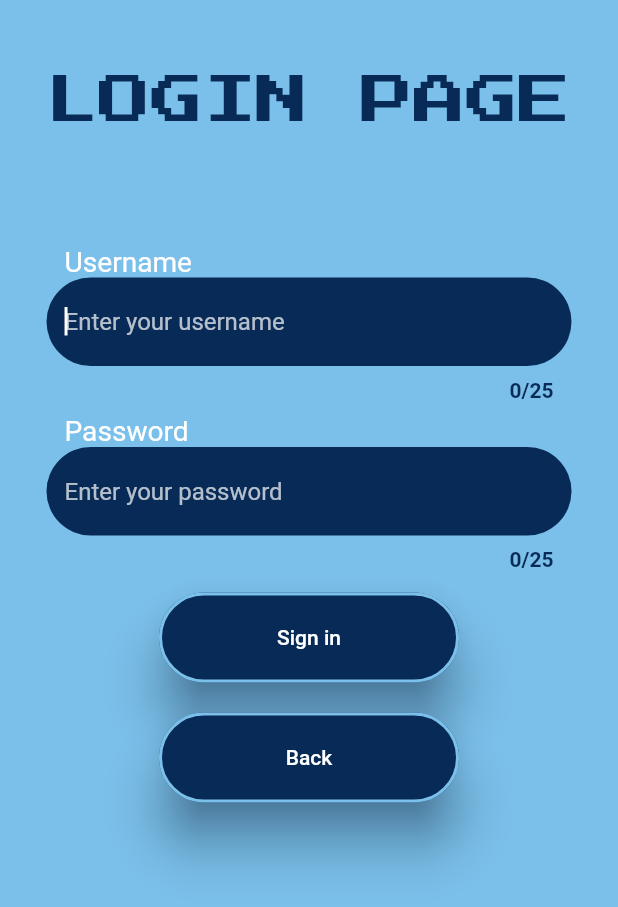
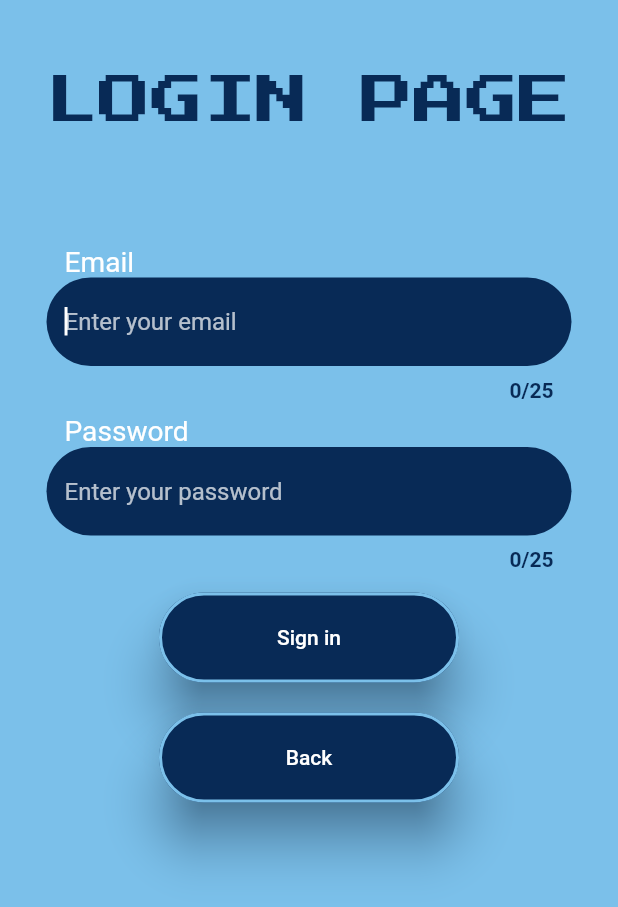
Before and after one commit to jpveloso/RunBruinRun, a Flutter app: the SignUpPage screen opened directly, after a tap on "Sign up", after a tap on "Login Page", on a phone screen of 412 x 824 dp. Shown: the top 907 px of the screen. Run offline on Flutter 3.47's test engine with Material 2 defaults, Android fonts, the phone set to English and light mode, and no system bars; our stand-ins replace firebase_auth, firebase_core; accounts and stored records are empty; statements that could not run were skipped.

Commit message:
Working on Authentication of Login and Sign up fields.

```diff
--- a/lib/screens/usercredentialpages/login_page.dart
+++ b/lib/screens/usercredentialpages/login_page.dart
@@ -6,37 +6,48 @@ import 'package:run_bruin_run/styles.dart';
 
 class LoginPage extends StatefulWidget {
   const LoginPage({super.key});
+
   @override
   State<LoginPage> createState() => _LoginPageState();
 }
 
 class _LoginPageState extends State<LoginPage> {
   final _emailFieldController = TextEditingController();
-  final _usernameFieldController = TextEditingController();
+
+  // final _usernameFieldController = TextEditingController();
   final _passwordFieldController = TextEditingController();
   final GlobalKey<FormState> _formKey = GlobalKey<FormState>();
+
+  bool userNotFound = false;
+  bool wrongPassword = false;
+
   String _errorMessage = '';
 
   @override
   void dispose() {
     //Release memory allocated to the fields after the page is removed
     _emailFieldController.dispose();
-    _usernameFieldController.dispose();
+    // _usernameFieldController.dispose();
     _passwordFieldController.dispose();
     super.dispose();
   }
+
   // Sign in the user with the email and password provided
   Future<void> _signInWithEmailAndPassword() async {
+    final navigator = Navigator.of(context);
     try {
-      final UserCredential userCredential = await FirebaseAuth.instance.signInWithEmailAndPassword(
+      final UserCredential userCredential =
+          await FirebaseAuth.instance.signInWithEmailAndPassword(
         email: _emailFieldController.text.trim(),
         password: _passwordFieldController.text.trim(),
       );
       // Navigate to home screen or another authenticated screen
-      Navigator.pushReplacement(
-        context,
-        MaterialPageRoute(builder: (context) => MainMenuPage()),
-      );
+      navigator.pushReplacement(
+          MaterialPageRoute(builder: (context) => const MainMenuPage()));
+      // Navigator.pushReplacement(
+      //   context,
+      //   MaterialPageRoute(builder: (context) => const MainMenuPage()),
+      // );
     } on FirebaseAuthException catch (e) {
       if (e.code == 'user-not-found') {
         _errorMessage = 'No user found with that email address.';
@@ -45,12 +56,12 @@ class _LoginPageState extends State<LoginPage> {
       } else {
         _errorMessage = 'An error occurred. Please try again later.';
       }
-      setState(() {});
     }
   }
+
   @override
   Widget build(BuildContext context) {
-    return Form (
+    return Form(
         key: _formKey,
         child: Scaffold(
             resizeToAvoidBottomInset: false,
@@ -73,11 +84,19 @@ class _LoginPageState extends State<LoginPage> {
                     width: 350,
                     height: 200,
                     child: Column(children: [
-                      inputTextFormFieldStyle("Username", "Enter your username",
-                          _emailFieldController),
+                      inputTextFormFieldStyle(
+                          "Email",
+                          "Enter your email",
+                          _emailFieldController,
+                          userNotFound
+                              ? 'No user found with that email address.'
+                              : null),
                       const SizedBox(height: 30),
-                      passwordTextFormFieldStyle("Password",
-                          "Enter your password", _passwordFieldController),
+                      passwordTextFormFieldStyle(
+                          "Password",
+                          "Enter your password",
+                          _passwordFieldController,
+                          wrongPassword ? 'Incorrect password.' : null),
                     ]),
                   ),
                   const SizedBox(height: 10),
@@ -97,14 +116,15 @@ class _LoginPageState extends State<LoginPage> {
                           // },
                           onPressed: () {
                             if (_formKey.currentState?.validate() ?? false) {
-                                _signInWithEmailAndPassword();//.then((value){
+                              _signInWithEmailAndPassword(); //.then((value){
                               //         Navigator.push(
                               //           context,
                               //         MaterialPageRoute(
                               //           builder: (context) =>
                               //             const MainMenuPage()));
                               //  });
-                            }},
+                            }
+                          },
                           child: const Text(
                             'Sign in',
                             style: TextStyle(),
--- a/lib/screens/usercredentialpages/signup_page.dart
+++ b/lib/screens/usercredentialpages/signup_page.dart
@@ -15,6 +15,10 @@ class _SignUpPageState extends State<SignUpPage> {
   final _usernameFieldController = TextEditingController();
   final _passwordFieldController = TextEditingController();
   final _retypePasswordFieldController = TextEditingController();
+
+  bool weakPassword = false;
+  bool emailExists = false;
+
   //final _formKey = GlobalKey<FormState>();
   final GlobalKey<FormState> _formKey = GlobalKey<FormState>();
 
@@ -34,8 +38,8 @@ class _SignUpPageState extends State<SignUpPage> {
         resizeToAvoidBottomInset: false,
         backgroundColor: lightBruinBlue,
         body: Center(
-        child: Form(
-        key: _formKey,
+            child: Form(
+          key: _formKey,
           child: Column(
             mainAxisAlignment: MainAxisAlignment.start,
             children: [
@@ -54,16 +58,26 @@ class _SignUpPageState extends State<SignUpPage> {
                 height: 380,
                 child: Column(children: [
                   inputTextFormFieldStyle(
-                      "Email", "enter email", _emailFieldController),
+                      "Email",
+                      "enter email",
+                      _emailFieldController,
+                      emailExists
+                          ? 'The account already exists for that email.'
+                          : null),
                   const SizedBox(height: 10),
                   inputTextFormFieldStyle(
                       "Username", "enter username", _usernameFieldController),
                   const SizedBox(height: 10),
                   passwordTextFormFieldStyle(
-                      "Password", "enter password", _passwordFieldController),
+                      "Password",
+                      "enter password",
+                      _passwordFieldController,
+                      weakPassword
+                          ? 'The password provided is too weak.'
+                          : null),
                   const SizedBox(height: 10),
-                  passwordTextFormFieldStyle("Retype Password", "retype password",
-                      _retypePasswordFieldController),
+                  passwordTextFormFieldStyle("Retype Password",
+                      "retype password", _retypePasswordFieldController),
                 ]),
               ),
               Wrap(
@@ -106,19 +120,26 @@ class _SignUpPageState extends State<SignUpPage> {
           ),
         )));
   }
+
   void _signUp() async {
-
+    //New Navigator to get rid of Linter warninglines
+    final navigator = Navigator.of(context);
     try {
       UserCredential userCredential =
-      await FirebaseAuth.instance.createUserWithEmailAndPassword(
+          await FirebaseAuth.instance.createUserWithEmailAndPassword(
         email: _emailFieldController.text,
         password: _passwordFieldController.text,
       );
       // User is signed up, navigate to home page
-      Navigator.pushReplacement(
-        context,
-        MaterialPageRoute(builder: (context) => LoginPage()),
-      );
+      //New Navigator to get rid of Linter warninglines
+      navigator.pushReplacement(
+          MaterialPageRoute(builder: (context) => const LoginPage()));
+
+      //Old implementation of ^^^
+      // Navigator.pushReplacement(
+      //   context,
+      //   MaterialPageRoute(builder: (context) => const LoginPage()),
+      // );
     } on FirebaseAuthException catch (e) {
       if (e.code == 'weak-password') {
         print('The password provided is too weak.');
--- a/lib/styles.dart
+++ b/lib/styles.dart
@@ -47,8 +47,8 @@ ButtonStyle getSmallSquaredButtonStyle() {
 }
 
 //Input Pages Login/Signup
-TextFormField inputTextFormFieldStyle(
-    String? labelText, String? hintText, TextEditingController? controller) {
+TextFormField inputTextFormFieldStyle(String? labelText, String? hintText,
+    TextEditingController? controller, String? errorText) {
   return TextFormField(
     autovalidateMode: AutovalidateMode.onUserInteraction,
     validator: (value) {
@@ -67,6 +67,7 @@ TextFormField inputTextFormFieldStyle(
     decoration: InputDecoration(
       floatingLabelBehavior: FloatingLabelBehavior.always,
       counterStyle: counterTextStyle(),
+      errorText: errorText,
       errorStyle: const TextStyle(
           fontSize: 14.0, color: darkBruinBlue, fontWeight: FontWeight.bold),
       label: SizedBox(
@@ -87,8 +88,8 @@ TextFormField inputTextFormFieldStyle(
 }
 
 //Same as Input Page ^^^ just with hidden characters for password
-TextFormField passwordTextFormFieldStyle(
-    String? labelText, String? hintText, TextEditingController? controller) {
+TextFormField passwordTextFormFieldStyle(String? labelText, String? hintText,
+    TextEditingController? controller, String? errorText) {
   return TextFormField(
     autovalidateMode: AutovalidateMode.onUserInteraction,
     validator: (value) {
@@ -108,6 +109,7 @@ TextFormField passwordTextFormFieldStyle(
     decoration: InputDecoration(
       floatingLabelBehavior: FloatingLabelBehavior.always,
       counterStyle: counterTextStyle(),
+      errorText: errorText,
       errorStyle: const TextStyle(
           fontSize: 14.0, color: darkBruinBlue, fontWeight: FontWeight.bold),
       label: SizedBox(
```
Lines whose indentation alone changed are shown as unchanged.
